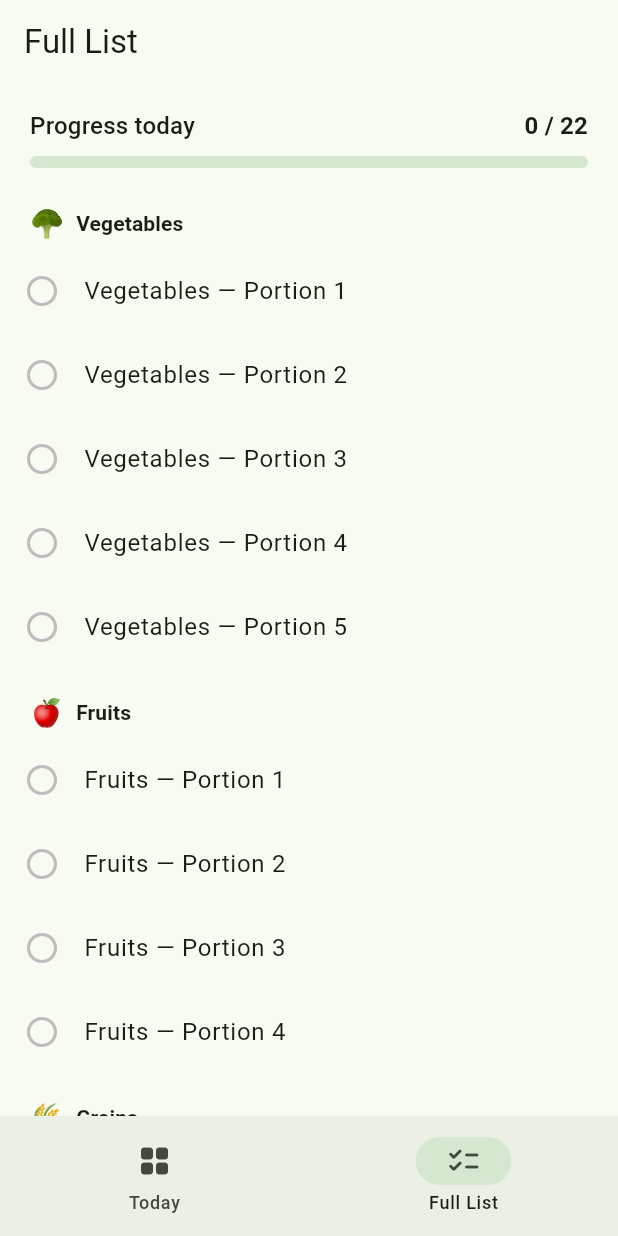
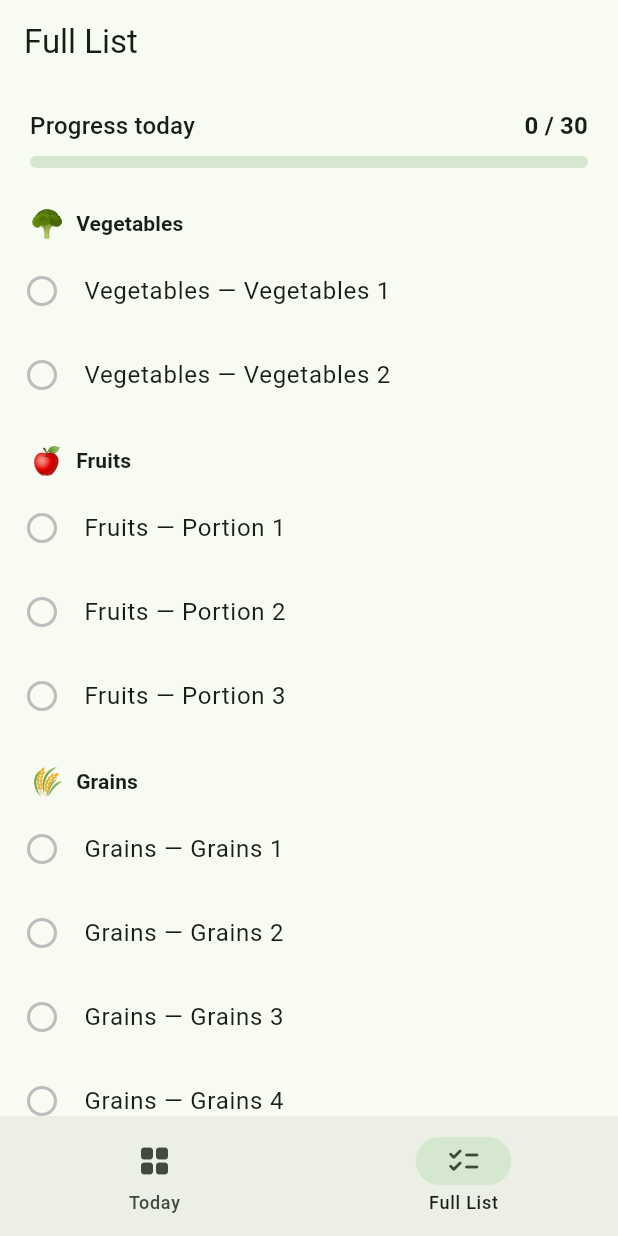
Before and after one commit to AdamSeers/Locked-in_app, a Flutter app: the screen it shows after launch, item 2 of the bottom bar chosen, on a phone screen of 412 x 824 dp. Run offline on Flutter 3.47's test engine with Material 3 defaults, Android fonts, the phone set to English and light mode, and no system bars; our stand-ins replace shared_preferences.

Commit message:
FCT Avancement sur plusieurs aspects

```diff
--- a/portion_tracker/lib/data/food_types_data.dart
+++ b/portion_tracker/lib/data/food_types_data.dart
@@ -2,73 +2,170 @@ import 'package:flutter/material.dart';
 
 import '../models/food_type.dart';
 
-/// Default food categories and daily portion goals.
+/// Default food categories and their hardcoded daily portions.
 ///
-/// Edit this list to match your own targets — add, remove, rename, or
-/// re-order entries and the rest of the app follows automatically. The
-/// `id` should stay unique and stable, since it's used as the storage key.
+/// Each food type's `portions` list is a literal, editable list of labels
+/// — add, remove, or rename entries to change what shows up on both
+/// pages. The number of portions per day is simply that list's length.
 final List<FoodType> defaultFoodTypes = [
   const FoodType(
     id: 'vegetables',
     name: 'Vegetables',
-    dailyGoal: 5,
+    portions: ['Vegetables 1', 'Vegetables 2'],
     emoji: '🥦',
     color: Color(0xFF4CAF50),
     infoTitle: 'Vegetables',
-    infoText: 'Aim for a variety of colors across the day. A portion is '
-        'roughly 125 mL (1/2 cup) cooked, or 250 mL (1 cup) raw leafy '
-        'greens.',
+    infoText: 'A portion is about 1 cup of raw or cooked vegetables, or '
+        '2 cups of raw leafy greens.',
+    examples: [
+      FoodExample('Raw baby carrots', '1 cup'),
+      FoodExample('Cooked broccoli', '1 cup'),
+      FoodExample('Bell pepper strips', '1 cup'),
+      FoodExample('Cherry tomatoes', '1 cup'),
+      FoodExample('Cooked green beans', '1 cup'),
+      FoodExample('Raw spinach or mixed greens', '2 cups'),
+      FoodExample('Cooked spinach', '1 cup'),
+      FoodExample('Cooked mushrooms', '1 cup'),
+      FoodExample('Cooked cauliflower', '1 cup'),
+      FoodExample('100% vegetable juice', '1 cup'),
+    ],
   ),
   const FoodType(
     id: 'fruits',
     name: 'Fruits',
-    dailyGoal: 4,
+    portions: ['Portion 1', 'Portion 2', 'Portion 3'],
     emoji: '🍎',
     color: Color(0xFFE53935),
     infoTitle: 'Fruits',
-    infoText: 'Whole fruit is better than juice for fibre. A portion is '
-        'one medium fruit, or 125 mL (1/2 cup) chopped fruit or berries.',
+    infoText: 'A portion is about 1 cup of fruit, or 1/2 cup of dried '
+        'fruit (dried fruit is more concentrated, so it counts double).',
+    examples: [
+      FoodExample('Sliced strawberries', '1 cup'),
+      FoodExample('Grapes', '1 cup (about 32)'),
+      FoodExample('Large banana', '1'),
+      FoodExample('Melon or pineapple chunks', '1 cup'),
+      FoodExample('Mixed berries', '1 cup'),
+      FoodExample('Orange segments', '1 cup'),
+      FoodExample('Applesauce', '1 cup'),
+      FoodExample('100% fruit juice', '1 cup'),
+      FoodExample('Raisins or dried cranberries', '1/2 cup'),
+    ],
   ),
   const FoodType(
     id: 'grains',
     name: 'Grains',
-    dailyGoal: 6,
+    portions: [
+      'Grains 1',
+      'Grains 2',
+      'Grains 3',
+      'Grains 4',
+      'Grains 5',
+      'Grains 6',
+      'Grains 7',
+      'Grains 8',
+    ],
     emoji: '🌾',
     color: Color(0xFFC98A2C),
     infoTitle: 'Grains',
-    infoText: 'Choose whole grains when you can. A portion is about one '
-        'slice of bread, 125 mL (1/2 cup) cooked rice or pasta, or 30 g '
-        'of cereal.',
+    infoText: 'A portion is about 1 slice of bread, 1/2 cup of cooked '
+        'rice, pasta, or oatmeal, or 1 cup of ready-to-eat cereal.',
+    examples: [
+      FoodExample('Bread', '1 slice'),
+      FoodExample('Cooked rice', '1/2 cup'),
+      FoodExample('Cooked pasta', '1/2 cup'),
+      FoodExample('Cooked oatmeal', '1/2 cup'),
+      FoodExample('Ready-to-eat cereal', '1 cup'),
+      FoodExample('English muffin', '1/2'),
+      FoodExample('Pancake (4.5")', '1'),
+      FoodExample('Small tortilla (6")', '1'),
+    ],
   ),
   const FoodType(
     id: 'dairy',
     name: 'Dairy',
-    dailyGoal: 2,
+    portions: ['Portion 1', 'Portion 2'],
     emoji: '🥛',
     color: Color(0xFF42A5F5),
     infoTitle: 'Dairy',
-    infoText: 'A portion is about 250 mL (1 cup) milk or fortified plant '
-        'milk, 175 g of yogurt, or 45 g of cheese.',
+    infoText: 'A portion is about 1 cup of milk or yogurt, or 1.5 oz of '
+        'natural cheese (cheese is conventionally measured by weight, '
+        'not volume).',
+    examples: [
+      FoodExample('Milk', '1 cup'),
+      FoodExample('Yogurt', '1 cup'),
+      FoodExample('Fortified soy milk', '1 cup'),
+      FoodExample('Lactose-free milk', '1 cup'),
+      FoodExample('Natural cheese (cheddar, mozzarella, swiss)', '1.5 oz'),
+      FoodExample('Processed cheese', '2 oz'),
+    ],
   ),
   const FoodType(
     id: 'protein',
     name: 'Protein',
-    dailyGoal: 3,
+    portions: [
+      'Protein 1',
+      'Protein 2',
+      'Protein 3',
+      'Protein 4',
+      'Protein 5',
+      'Protein 6',
+    ],
     emoji: '🍗',
     color: Color(0xFF8D6E63),
     infoTitle: 'Protein',
-    infoText: 'Meat, fish, eggs, tofu, and legumes all count. A portion '
-        'is about 75 g cooked meat or fish, 2 eggs, or 175 mL (3/4 cup) '
-        'legumes.',
+    infoText: 'A portion is about 1 oz of cooked meat, poultry, or fish, '
+        '1 egg, 1 tbsp of peanut butter, or 1/4 cup of cooked beans '
+        '(meat and fish are conventionally measured by weight, not '
+        'volume).',
+    examples: [
+      FoodExample('Cooked meat, poultry, or fish', '1 oz'),
+      FoodExample('Egg', '1'),
+      FoodExample('Peanut butter (or other nut butter)', '1 tbsp'),
+      FoodExample('Cooked beans, peas, or lentils', '1/4 cup'),
+      FoodExample('Nuts or seeds', '1/2 oz (small handful)'),
+    ],
   ),
   const FoodType(
     id: 'fats',
     name: 'Fats & Oils',
-    dailyGoal: 2,
+    portions: [
+      'Fats & Oils 1',
+      'Fats & Oils 2',
+      'Fats & Oils 3',
+      'Fats & Oils 4',
+      'Fats & Oils 5',
+      'Fats & Oils 6',
+      'Fats & Oils 7',
+    ],
     emoji: '🥑',
     color: Color(0xFF9CCC65),
     infoTitle: 'Fats & Oils',
-    infoText: 'Favor unsaturated fats. A portion is about 5-10 mL '
-        '(1-2 tsp) of oil, butter, or nut butter.',
+    infoText: 'A portion is about 1 tsp of oil, butter, or margarine, or '
+        '1 tbsp of regular salad dressing.',
+    examples: [
+      FoodExample('Cooking oil (olive, canola, vegetable)', '1 tsp'),
+      FoodExample('Butter or soft margarine', '1 tsp'),
+      FoodExample('Regular salad dressing', '1 tbsp'),
+      FoodExample('Large olives', '8'),
+      FoodExample('Avocado', '1/2 medium (~3 portions)'),
+    ],
+  ),
+  const FoodType(
+    id: 'added_sugars',
+    name: 'Added Sugars',
+    portions: ['Added Sugars 1', 'Added Sugars 2'],
+    emoji: '🍬',
+    color: Color(0xFFEC407A),
+    infoTitle: 'Added Sugars',
+    infoText: 'A portion is about 1 tsp of sugar, honey, or syrup — '
+        'roughly 4 grams. Sweetened drinks add up fast: a 12 oz can of '
+        'soda alone runs about 8-10 tsp.',
+    examples: [
+      FoodExample('Granulated sugar', '1 tsp'),
+      FoodExample('Honey', '1 tsp'),
+      FoodExample('Maple syrup', '1 tsp'),
+      FoodExample('Jam or jelly', '1 tsp'),
+      FoodExample('Regular soda (12 oz can)', '~8-10 tsp total'),
+    ],
   ),
 ];
--- a/portion_tracker/lib/models/food_type.dart
+++ b/portion_tracker/lib/models/food_type.dart
@@ -1,22 +1,36 @@
 import 'package:flutter/material.dart';
+
+/// One "what could I eat" suggestion for a food type, e.g.
+/// ("Cooked broccoli", "1 cup").
+class FoodExample {
+  final String name;
+  final String amount;
+
+  const FoodExample(this.name, this.amount);
+}
 
 /// One food category tracked by the app (e.g. Vegetables, Fruits).
 class FoodType {
   final String id;
   final String name;
-  final int dailyGoal;
+  final List<String> portions;
   final String emoji;
   final Color color;
   final String infoTitle;
   final String infoText;
+  final List<FoodExample> examples;
 
   const FoodType({
     required this.id,
     required this.name,
-    required this.dailyGoal,
+    required this.portions,
     required this.emoji,
     required this.color,
     required this.infoTitle,
     required this.infoText,
+    required this.examples,
   });
+
+  /// Number of portions per day, derived from the hardcoded [portions] list.
+  int get dailyGoal => portions.length;
 }
--- a/portion_tracker/lib/providers/portion_provider.dart
+++ b/portion_tracker/lib/providers/portion_provider.dart
@@ -113,6 +113,17 @@ class PortionProvider extends ChangeNotifier {
     await prefs.setString(_consumedKey, jsonEncode(_consumed));
   }
 
+  Future<void> unlogPortion(String id) async {
+    final current = consumedFor(id);
+    if (current <= 0) return;
+
+    _consumed[id] = current - 1;
+    notifyListeners();
+
+    final prefs = await SharedPreferences.getInstance();
+    await prefs.setString(_consumedKey, jsonEncode(_consumed));
+  }
+
   @override
   void dispose() {
     _timer?.cancel();
--- a/portion_tracker/lib/screens/portion_list_screen.dart
+++ b/portion_tracker/lib/screens/portion_list_screen.dart
@@ -73,11 +73,20 @@ class PortionListScreen extends StatelessWidget {
                       ],
                     ),
                   ),
-                        for (int i = 0; i < foodType.dailyGoal; i++)
+                  for (int i = 0; i < foodType.portions.length; i++)
                     PortionTile(
                       foodType: foodType,
-                            portionNumber: i + 1,
+                      label: foodType.portions[i],
                       isDone: i < provider.consumedFor(foodType.id),
+                      onTap: () {
+                        final isDone =
+                            i < provider.consumedFor(foodType.id);
+                        if (isDone) {
+                          provider.unlogPortion(foodType.id);
+                        } else {
+                          provider.logPortion(foodType.id);
+                        }
+                      },
                     ),
                 ],
               ],
--- a/portion_tracker/lib/widgets/food_type_card.dart
+++ b/portion_tracker/lib/widgets/food_type_card.dart
@@ -88,11 +88,15 @@ class FoodTypeCard extends StatelessWidget {
         borderRadius: BorderRadius.vertical(top: Radius.circular(24)),
       ),
       builder: (sheetContext) {
-        return Padding(
+        return DraggableScrollableSheet(
+          expand: false,
+          initialChildSize: 0.6,
+          minChildSize: 0.35,
+          maxChildSize: 0.9,
+          builder: (context, scrollController) {
+            return ListView(
+              controller: scrollController,
               padding: const EdgeInsets.all(24),
-          child: Column(
-            mainAxisSize: MainAxisSize.min,
-            crossAxisAlignment: CrossAxisAlignment.start,
               children: [
                 Center(
                   child: Container(
@@ -112,7 +116,7 @@ class FoodTypeCard extends StatelessWidget {
                     Expanded(
                       child: Text(
                         foodType.infoTitle,
-                      style: Theme.of(sheetContext).textTheme.headlineSmall,
+                        style: Theme.of(context).textTheme.headlineSmall,
                       ),
                     ),
                   ],
@@ -120,11 +124,47 @@ class FoodTypeCard extends StatelessWidget {
                 const SizedBox(height: 12),
                 Text(
                   foodType.infoText,
-                style: Theme.of(sheetContext).textTheme.bodyMedium,
+                  style: Theme.of(context).textTheme.bodyMedium,
                 ),
+                if (foodType.examples.isNotEmpty) ...[
+                  const SizedBox(height: 20),
+                  Text(
+                    'Examples',
+                    style: Theme.of(context).textTheme.titleSmall?.copyWith(
+                      fontWeight: FontWeight.bold,
+                    ),
+                  ),
+                  const Divider(height: 16),
+                  for (final example in foodType.examples)
+                    Padding(
+                      padding: const EdgeInsets.symmetric(vertical: 6),
+                      child: Row(
+                        children: [
+                          Expanded(
+                            child: Text(
+                              example.name,
+                              style: Theme.of(context).textTheme.bodyMedium,
+                            ),
+                          ),
+                          const SizedBox(width: 12),
+                          Text(
+                            example.amount,
+                            style: Theme.of(context)
+                                .textTheme
+                                .bodyMedium
+                                ?.copyWith(
+                              fontWeight: FontWeight.w600,
+                              color: foodType.color,
+                            ),
+                          ),
+                        ],
+                      ),
+                    ),
+                ],
                 const SizedBox(height: 8),
               ],
-          ),
+            );
+          },
         );
       },
     );
--- a/portion_tracker/lib/widgets/portion_tile.dart
+++ b/portion_tracker/lib/widgets/portion_tile.dart
@@ -5,25 +5,28 @@ import '../models/food_type.dart';
 /// One row on the Full List page — a single portion of a single food type.
 class PortionTile extends StatelessWidget {
   final FoodType foodType;
-  final int portionNumber;
+  final String label;
   final bool isDone;
+  final VoidCallback onTap;
 
   const PortionTile({
     required this.foodType,
-    required this.portionNumber,
+    required this.label,
     required this.isDone,
+    required this.onTap,
     super.key,
   });
 
   @override
   Widget build(BuildContext context) {
     return ListTile(
+      onTap: onTap,
       leading: Icon(
         isDone ? Icons.check_circle : Icons.radio_button_unchecked,
         color: isDone ? foodType.color : Colors.grey.shade400,
       ),
       title: Text(
-        '${foodType.name} — Portion $portionNumber',
+        '${foodType.name} — $label',
         style: TextStyle(
           color: isDone ? Colors.grey.shade500 : null,
           decoration: isDone ? TextDecoration.lineThrough : null,
```
Also changed, not shown: portion_tracker/pubspec.yaml (+7 -0 lines), portion_tracker/assets/app_icon.jpg (added), portion_tracker/pubspec.lock, 29 other files. Lines whose indentation alone changed are shown as unchanged.
